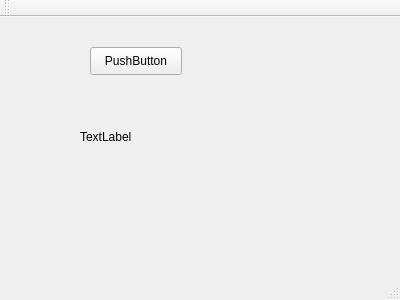
The window that progetto.ui (Sennare/kalk_p2) describes before a commit, drawn with Qt 5.
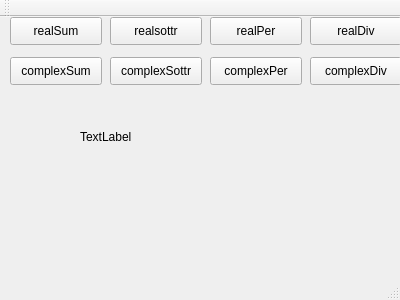
The same window after the commit.

Diff of the .ui file:
```diff
--- a/progetto.ui
+++ b/progetto.ui
@@ -30,14 +30,105 @@
    <widget class="QPushButton" name="pushButton">
     <property name="geometry">
      <rect>
-      <x>90</x>
-      <y>30</y>
+      <x>10</x>
+      <y>0</y>
       <width>92</width>
       <height>28</height>
      </rect>
     </property>
     <property name="text">
-     <string>PushButton</string>
+     <string>realSum</string>
+    </property>
+   </widget>
+   <widget class="QPushButton" name="realSottr">
+    <property name="geometry">
+     <rect>
+      <x>110</x>
+      <y>0</y>
+      <width>92</width>
+      <height>28</height>
+     </rect>
+    </property>
+    <property name="text">
+     <string>realsottr</string>
+    </property>
+   </widget>
+   <widget class="QPushButton" name="realPer">
+    <property name="geometry">
+     <rect>
+      <x>210</x>
+      <y>0</y>
+      <width>92</width>
+      <height>28</height>
+     </rect>
+    </property>
+    <property name="text">
+     <string>realPer</string>
+    </property>
+   </widget>
+   <widget class="QPushButton" name="realDiv">
+    <property name="geometry">
+     <rect>
+      <x>310</x>
+      <y>0</y>
+      <width>92</width>
+      <height>28</height>
+     </rect>
+    </property>
+    <property name="text">
+     <string>realDiv</string>
+    </property>
+   </widget>
+   <widget class="QPushButton" name="complexDiv">
+    <property name="geometry">
+     <rect>
+      <x>310</x>
+      <y>40</y>
+      <width>92</width>
+      <height>28</height>
+     </rect>
+    </property>
+    <property name="text">
+     <string>complexDiv</string>
+    </property>
+   </widget>
+   <widget class="QPushButton" name="complexSottr">
+    <property name="geometry">
+     <rect>
+      <x>110</x>
+      <y>40</y>
+      <width>92</width>
+      <height>28</height>
+     </rect>
+    </property>
+    <property name="text">
+     <string>complexSottr</string>
+    </property>
+   </widget>
+   <widget class="QPushButton" name="complexPer">
+    <property name="geometry">
+     <rect>
+      <x>210</x>
+      <y>40</y>
+      <width>92</width>
+      <height>28</height>
+     </rect>
+    </property>
+    <property name="text">
+     <string>complexPer</string>
+    </property>
+   </widget>
+   <widget class="QPushButton" name="complexSum">
+    <property name="geometry">
+     <rect>
+      <x>10</x>
+      <y>40</y>
+      <width>92</width>
+      <height>28</height>
+     </rect>
+    </property>
+    <property name="text">
+     <string>complexSum</string>
     </property>
    </widget>
   </widget>
```
Left out of the diff: 2 changed lines with no effect on the pictures.
